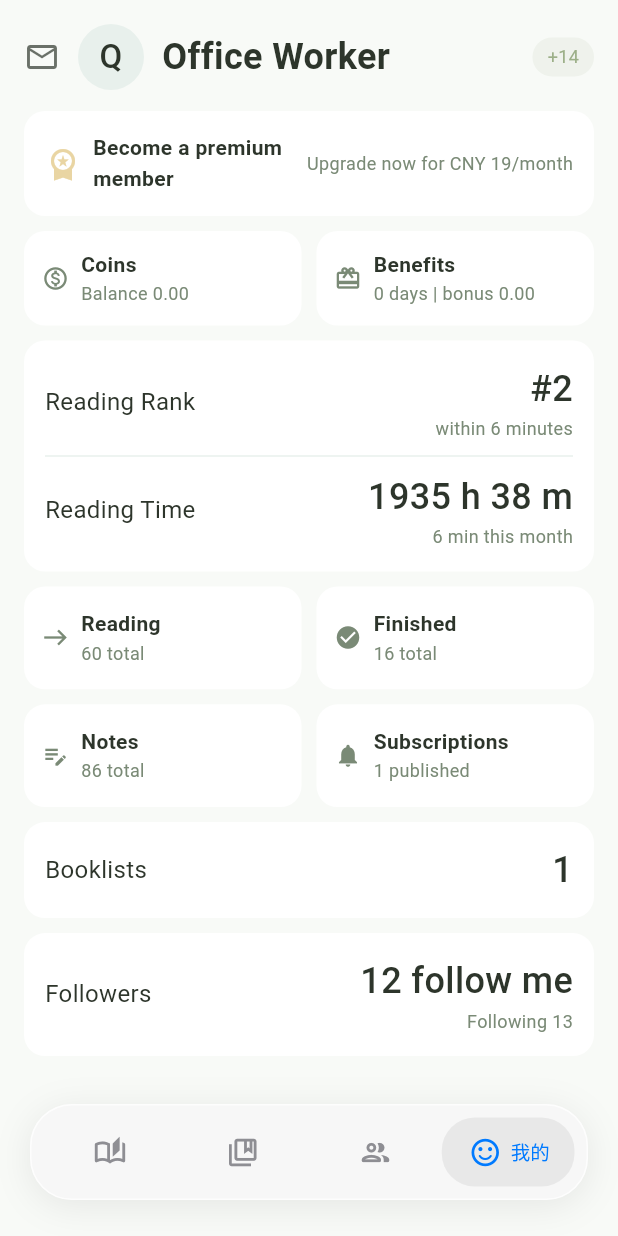
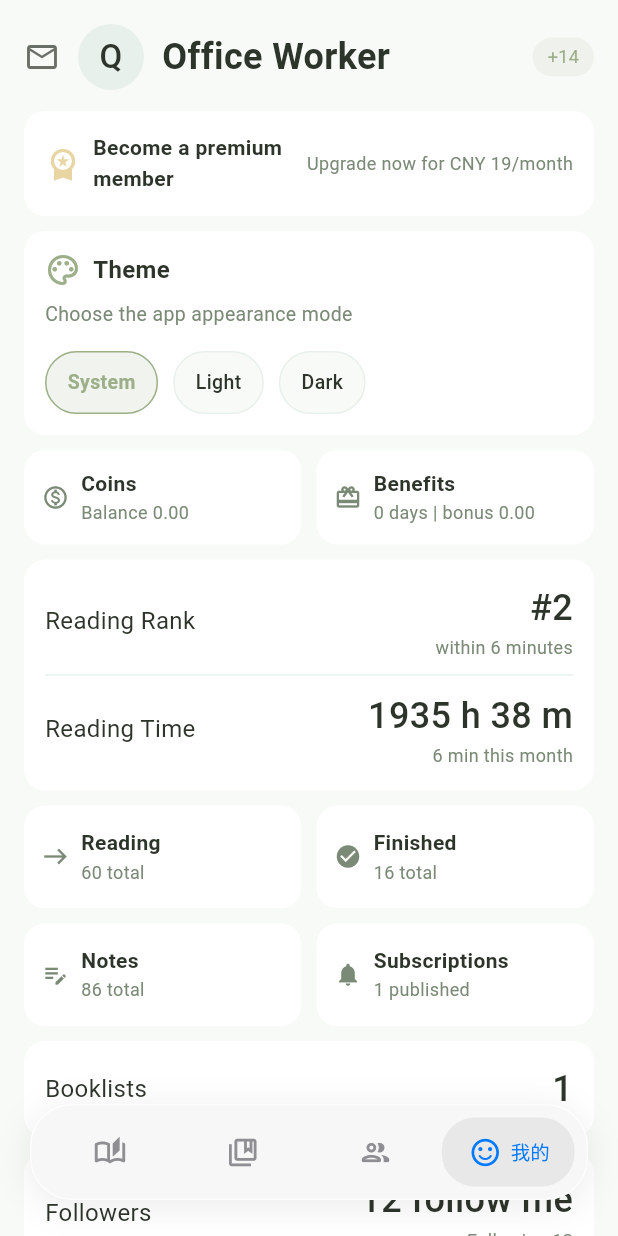
Before and after one commit to waterlovemelon/gravity-reader, a Flutter app: the screen it shows after launch, item 4 of the bottom bar chosen, on a phone screen of 412 x 824 dp. Run offline on Flutter 3.47's test engine with Material 3 defaults, Android fonts, the phone set to English and light mode, and no system bars; our stand-ins replace file_picker, flutter_riverpod, image_picker, just_audio, just_audio_background, shared_preferences and 1 more; missing offline and left inert: audio_session, charset_converter; accounts and stored records are empty; network calls fail; statements that could not run were skipped.

Commit message:
新增应用主题模式设置并修复启动初始化异常

```diff
--- a/lib/core/models/app_theme_data.dart
+++ b/lib/core/models/app_theme_data.dart
@@ -63,80 +63,127 @@ class AppThemeData {
   });
 
   /// 转换为Flutter ThemeData
-  ThemeData toThemeData() {
+  ThemeData toThemeData({Brightness brightness = Brightness.light}) {
+    final resolvedTheme = resolveBrightness(brightness);
+
     return ThemeData(
       useMaterial3: true,
-      colorScheme: ColorScheme.light(
-        primary: primaryColor,
-        secondary: accentColor,
-        surface: cardBackgroundColor,
-        background: scaffoldBackgroundColor,
-        onPrimary: Colors.white, // 主色按钮搭配白色文字
-        onSecondary: textColor,
-        onSurface: textColor,
-        onBackground: textColor,
-      ),
-      scaffoldBackgroundColor: scaffoldBackgroundColor,
-      cardColor: cardBackgroundColor,
+      brightness: brightness,
+      colorScheme:
+          ColorScheme.fromSeed(
+            seedColor: resolvedTheme.primaryColor,
+            brightness: brightness,
+          ).copyWith(
+            primary: resolvedTheme.primaryColor,
+            secondary: resolvedTheme.accentColor,
+            surface: resolvedTheme.cardBackgroundColor,
+            onPrimary: Colors.white,
+            onSecondary: resolvedTheme.textColor,
+            onSurface: resolvedTheme.textColor,
+          ),
+      scaffoldBackgroundColor: resolvedTheme.scaffoldBackgroundColor,
+      cardColor: resolvedTheme.cardBackgroundColor,
       textTheme: TextTheme(
-        bodyLarge: TextStyle(color: textColor, fontSize: 16, height: 1.5),
-        bodyMedium: TextStyle(color: textColor, fontSize: 14, height: 1.5),
+        bodyLarge: TextStyle(
+          color: resolvedTheme.textColor,
+          fontSize: 16,
+          height: 1.5,
+        ),
+        bodyMedium: TextStyle(
+          color: resolvedTheme.textColor,
+          fontSize: 14,
+          height: 1.5,
+        ),
         bodySmall: TextStyle(
-          color: secondaryTextColor,
+          color: resolvedTheme.secondaryTextColor,
           fontSize: 12,
           height: 1.5,
         ),
         titleLarge: TextStyle(
-          color: textColor,
+          color: resolvedTheme.textColor,
           fontSize: 20,
           fontWeight: FontWeight.w600,
         ),
         titleMedium: TextStyle(
-          color: textColor,
+          color: resolvedTheme.textColor,
           fontSize: 18,
           fontWeight: FontWeight.w500,
         ),
-        labelSmall: TextStyle(color: secondaryTextColor, fontSize: 12),
+        labelSmall: TextStyle(
+          color: resolvedTheme.secondaryTextColor,
+          fontSize: 12,
+        ),
       ),
       appBarTheme: AppBarTheme(
-        backgroundColor: scaffoldBackgroundColor,
-        foregroundColor: textColor,
+        backgroundColor: resolvedTheme.scaffoldBackgroundColor,
+        foregroundColor: resolvedTheme.textColor,
         elevation: 0,
         centerTitle: true,
       ),
       cardTheme: CardThemeData(
-        color: cardBackgroundColor,
+        color: resolvedTheme.cardBackgroundColor,
         elevation: 2,
         shape: RoundedRectangleBorder(
-          borderRadius: BorderRadius.circular(borderRadius),
+          borderRadius: BorderRadius.circular(resolvedTheme.borderRadius),
         ),
       ),
-      dividerTheme: DividerThemeData(color: dividerColor, thickness: 1),
+      dividerTheme: DividerThemeData(
+        color: resolvedTheme.dividerColor,
+        thickness: 1,
+      ),
       elevatedButtonTheme: ElevatedButtonThemeData(
         style: ElevatedButton.styleFrom(
-          backgroundColor: primaryColor,
+          backgroundColor: resolvedTheme.primaryColor,
           foregroundColor: Colors.white, // 主色按钮搭配白色文字
           elevation: 2,
           shape: RoundedRectangleBorder(
-            borderRadius: BorderRadius.circular(borderRadius),
+            borderRadius: BorderRadius.circular(resolvedTheme.borderRadius),
           ),
           padding: const EdgeInsets.symmetric(horizontal: 24, vertical: 12),
         ),
       ),
       floatingActionButtonTheme: FloatingActionButtonThemeData(
-        backgroundColor: primaryColor,
+        backgroundColor: resolvedTheme.primaryColor,
         foregroundColor: Colors.white,
         elevation: 4,
         shape: RoundedRectangleBorder(
-          borderRadius: BorderRadius.circular(borderRadius),
+          borderRadius: BorderRadius.circular(resolvedTheme.borderRadius),
         ),
       ),
       bottomNavigationBarTheme: BottomNavigationBarThemeData(
-        backgroundColor: cardBackgroundColor,
-        selectedItemColor: primaryColor,
-        unselectedItemColor: secondaryTextColor,
+        backgroundColor: resolvedTheme.cardBackgroundColor,
+        selectedItemColor: resolvedTheme.primaryColor,
+        unselectedItemColor: resolvedTheme.secondaryTextColor,
         type: BottomNavigationBarType.fixed,
       ),
+    );
+  }
+
+  AppThemeData resolveBrightness(Brightness brightness) {
+    if (brightness == Brightness.light) {
+      return this;
+    }
+
+    return copyWith(
+      primaryColor: _shiftLightness(primaryColor, 0.64),
+      primaryDarkColor: _shiftLightness(primaryDarkColor, 0.52),
+      readingBackgroundColor: Color.lerp(
+        readingBackgroundColor,
+        Colors.black,
+        0.86,
+      )!,
+      audiobookBgTop: Color.lerp(audiobookBgTop, Colors.black, 0.82)!,
+      scaffoldBackgroundColor: Color.lerp(
+        scaffoldBackgroundColor,
+        Colors.black,
+        0.84,
+      )!,
+      textColor: Color.lerp(Colors.white, textColor, 0.12)!,
+      secondaryTextColor: Color.lerp(Colors.white, secondaryTextColor, 0.34)!,
+      progressTrackColor: Color.lerp(progressTrackColor, Colors.black, 0.68)!,
+      accentColor: _shiftLightness(accentColor, 0.72),
+      cardBackgroundColor: Color.lerp(cardBackgroundColor, Colors.black, 0.78)!,
+      dividerColor: Color.lerp(dividerColor, Colors.white, 0.14)!,
     );
   }
 
@@ -148,11 +195,9 @@ class AppThemeData {
         primary: primaryColor,
         secondary: accentColor,
         surface: readingBackgroundColor,
-        background: readingBackgroundColor,
         onPrimary: Colors.white,
         onSecondary: textColor,
         onSurface: textColor,
-        onBackground: textColor,
       ),
       scaffoldBackgroundColor: readingBackgroundColor,
       textTheme: TextTheme(
@@ -212,4 +257,9 @@ class AppThemeData {
       id: id ?? this.id,
     );
   }
+
+  static Color _shiftLightness(Color color, double targetLightness) {
+    final hsl = HSLColor.fromColor(color);
+    return hsl.withLightness(targetLightness.clamp(0.0, 1.0)).toColor();
+  }
 }
--- /dev/null
+++ b/lib/core/providers/shared_preferences_provider.dart
@@ -0,0 +1,6 @@
+import 'package:flutter_riverpod/flutter_riverpod.dart';
+import 'package:shared_preferences/shared_preferences.dart';
+
+final sharedPreferencesProvider = Provider<SharedPreferences>((ref) {
+  throw UnimplementedError('sharedPreferencesProvider must be overridden.');
+});
--- a/lib/core/providers/theme_provider.dart
+++ b/lib/core/providers/theme_provider.dart
@@ -1,27 +1,77 @@
 import 'package:flutter/material.dart';
 import 'package:flutter_riverpod/flutter_riverpod.dart';
+import 'package:myreader/core/providers/shared_preferences_provider.dart';
 import 'package:myreader/core/constants/theme_constants.dart';
 import 'package:myreader/core/models/app_theme_data.dart';
 import 'package:myreader/data/services/theme_preferences_service.dart';
+
+enum AppThemeMode { system, light, dark }
+
+extension AppThemeModeX on AppThemeMode {
+  ThemeMode get themeMode {
+    switch (this) {
+      case AppThemeMode.system:
+        return ThemeMode.system;
+      case AppThemeMode.light:
+        return ThemeMode.light;
+      case AppThemeMode.dark:
+        return ThemeMode.dark;
+    }
+  }
+
+  String get storageValue {
+    switch (this) {
+      case AppThemeMode.system:
+        return 'system';
+      case AppThemeMode.light:
+        return 'light';
+      case AppThemeMode.dark:
+        return 'dark';
+    }
+  }
+
+  static AppThemeMode fromStorageValue(String? value) {
+    switch (value) {
+      case 'light':
+        return AppThemeMode.light;
+      case 'dark':
+        return AppThemeMode.dark;
+      case 'system':
+      default:
+        return AppThemeMode.system;
+    }
+  }
+}
 
 /// 主题偏好服务Provider
 final themePreferencesServiceProvider = Provider<ThemePreferencesService>((
   ref,
 ) {
-  return ThemePreferencesService();
+  final prefs = ref.watch(sharedPreferencesProvider);
+  return ThemePreferencesService(prefs);
 });
 
 /// 主题状态类
 class ThemeState {
   final AppThemeData currentTheme;
   final String themeId;
+  final AppThemeMode themeMode;
 
-  const ThemeState({required this.currentTheme, required this.themeId});
+  const ThemeState({
+    required this.currentTheme,
+    required this.themeId,
+    required this.themeMode,
+  });
 
-  ThemeState copyWith({AppThemeData? currentTheme, String? themeId}) {
+  ThemeState copyWith({
+    AppThemeData? currentTheme,
+    String? themeId,
+    AppThemeMode? themeMode,
+  }) {
     return ThemeState(
       currentTheme: currentTheme ?? this.currentTheme,
       themeId: themeId ?? this.themeId,
+      themeMode: themeMode ?? this.themeMode,
     );
   }
 }
@@ -36,6 +86,7 @@ class ThemeNotifier extends StateNotifier<ThemeState> {
         const ThemeState(
           currentTheme: ThemeConstants.defaultTheme,
           themeId: ThemeConstants.themeIdGreenFresh,
+          themeMode: AppThemeMode.system,
         ),
       ) {
     // 初始化时加载用户保存的主题
@@ -46,14 +97,22 @@ class ThemeNotifier extends StateNotifier<ThemeState> {
   Future<void> _loadThemePreference() async {
     try {
       final themeId = await _preferencesService.loadSelectedThemeId();
+      final themeMode = AppThemeModeX.fromStorageValue(
+        await _preferencesService.loadThemeMode(),
+      );
       final theme = _getThemeById(themeId);
-      state = ThemeState(currentTheme: theme, themeId: themeId);
+      state = ThemeState(
+        currentTheme: theme,
+        themeId: themeId,
+        themeMode: themeMode,
+      );
     } catch (e) {
       print('Error loading theme: $e');
       // 出错时使用默认主题
-      state = ThemeState(
+      state = const ThemeState(
         currentTheme: ThemeConstants.defaultTheme,
         themeId: ThemeConstants.themeIdGreenFresh,
+        themeMode: AppThemeMode.system,
       );
     }
   }
@@ -65,13 +124,23 @@ class ThemeNotifier extends StateNotifier<ThemeState> {
       final theme = _getThemeById(themeId);
 
       // 更新状态
-      state = ThemeState(currentTheme: theme, themeId: themeId);
+      state = state.copyWith(currentTheme: theme, themeId: themeId);
 
       // 保存到持久化存储
       await _preferencesService.saveSelectedThemeId(themeId);
     } catch (e) {
       print('Error switching theme: $e');
       throw Exception('切换主题失败: $e');
+    }
+  }
+
+  Future<void> switchThemeMode(AppThemeMode themeMode) async {
+    try {
+      state = state.copyWith(themeMode: themeMode);
+      await _preferencesService.saveThemeMode(themeMode.storageValue);
+    } catch (e) {
+      print('Error switching theme mode: $e');
+      throw Exception('切换主题模式失败: $e');
     }
   }
 
@@ -100,10 +169,34 @@ final themeProvider = StateNotifierProvider<ThemeNotifier, ThemeState>((ref) {
   return ThemeNotifier(preferencesService);
 });
 
+final systemBrightnessProvider = StateProvider<Brightness>((ref) {
+  return WidgetsBinding.instance.platformDispatcher.platformBrightness;
+});
+
+final appThemeModeProvider = Provider<AppThemeMode>((ref) {
+  return ref.watch(themeProvider).themeMode;
+});
+
+final effectiveBrightnessProvider = Provider<Brightness>((ref) {
+  final themeMode = ref.watch(appThemeModeProvider);
+  final systemBrightness = ref.watch(systemBrightnessProvider);
+
+  switch (themeMode) {
+    case AppThemeMode.light:
+      return Brightness.light;
+    case AppThemeMode.dark:
+      return Brightness.dark;
+    case AppThemeMode.system:
+      return systemBrightness;
+  }
+});
+
 /// 主题数据Provider
 /// 直接提供当前主题数据
 final currentThemeProvider = Provider<AppThemeData>((ref) {
-  return ref.watch(themeProvider).currentTheme;
+  final themeState = ref.watch(themeProvider);
+  final brightness = ref.watch(effectiveBrightnessProvider);
+  return themeState.currentTheme.resolveBrightness(brightness);
 });
 
 /// 当前主题ID Provider
--- a/lib/main.dart
+++ b/lib/main.dart
@@ -5,12 +5,15 @@ import 'package:flutter/foundation.dart';
 import 'package:flutter_localizations/flutter_localizations.dart';
 import 'package:flutter_riverpod/flutter_riverpod.dart';
 import 'package:just_audio_background/just_audio_background.dart';
+import 'package:myreader/core/providers/shared_preferences_provider.dart';
 import 'package:myreader/core/providers/theme_provider.dart';
 import 'package:myreader/presentation/pages/main_navigation_page.dart';
 import 'package:myreader/presentation/pages/reader/reader_page.dart';
+import 'package:shared_preferences/shared_preferences.dart';
 
 Future<void> main() async {
   WidgetsFlutterBinding.ensureInitialized();
+  final sharedPreferences = await SharedPreferences.getInstance();
   if (!kIsWeb && (Platform.isAndroid || Platform.isIOS || Platform.isMacOS)) {
     await JustAudioBackground.init(
       androidNotificationChannelId: 'com.myreader.audio.playback',
@@ -18,24 +21,54 @@ Future<void> main() async {
       androidNotificationOngoing: true,
     );
   }
-  runApp(const ProviderScope(child: MyReaderApp()));
+  runApp(
+    ProviderScope(
+      overrides: [
+        sharedPreferencesProvider.overrideWithValue(sharedPreferences),
+      ],
+      child: const MyReaderApp(),
+    ),
+  );
 }
 
-class MyReaderApp extends StatelessWidget {
+class MyReaderApp extends ConsumerStatefulWidget {
   const MyReaderApp({super.key});
 
   @override
+  ConsumerState<MyReaderApp> createState() => _MyReaderAppState();
+}
+
+class _MyReaderAppState extends ConsumerState<MyReaderApp>
+    with WidgetsBindingObserver {
+  @override
+  void initState() {
+    super.initState();
+    WidgetsBinding.instance.addObserver(this);
+  }
+
+  @override
+  void dispose() {
+    WidgetsBinding.instance.removeObserver(this);
+    super.dispose();
+  }
+
+  @override
+  void didChangePlatformBrightness() {
+    ref.read(systemBrightnessProvider.notifier).state =
+        WidgetsBinding.instance.platformDispatcher.platformBrightness;
+  }
+
+  @override
   Widget build(BuildContext context) {
-    return Consumer(
-      builder: (context, ref, child) {
-        // 监听主题变化
-        final currentTheme = ref.watch(currentThemeProvider);
+    final selectedTheme = ref.watch(themeProvider).currentTheme;
+    final appThemeMode = ref.watch(appThemeModeProvider);
 
     return MaterialApp(
       title: 'MyReader',
       debugShowCheckedModeBanner: false,
-          theme: currentTheme.toThemeData(),
-          themeMode: ThemeMode.light, // 当前主要支持浅色主题
+      theme: selectedTheme.toThemeData(brightness: Brightness.light),
+      darkTheme: selectedTheme.toThemeData(brightness: Brightness.dark),
+      themeMode: appThemeMode.themeMode,
       localizationsDelegates: const [
         GlobalMaterialLocalizations.delegate,
         GlobalWidgetsLocalizations.delegate,
@@ -57,11 +90,8 @@ class MyReaderApp extends StatelessWidget {
       onGenerateRoute: (settings) {
         final uri = Uri.parse(settings.name ?? '');
 
-            if (uri.pathSegments.isNotEmpty &&
-                uri.pathSegments[0] == 'reader') {
-              final bookId = uri.pathSegments.length > 1
-                  ? uri.pathSegments[1]
-                  : '';
+        if (uri.pathSegments.isNotEmpty && uri.pathSegments[0] == 'reader') {
+          final bookId = uri.pathSegments.length > 1 ? uri.pathSegments[1] : '';
           return MaterialPageRoute(
             builder: (context) => ReaderPage(bookId: bookId),
           );
@@ -72,7 +102,5 @@ class MyReaderApp extends StatelessWidget {
         );
       },
     );
-      },
-    );
   }
 }
--- a/lib/presentation/pages/main_navigation_page.dart
+++ b/lib/presentation/pages/main_navigation_page.dart
@@ -365,6 +365,8 @@ class ProfileTab extends ConsumerWidget {
               ),
             ),
             const SizedBox(height: 10),
+            _ThemeModeSection(theme: theme),
+            const SizedBox(height: 10),
             Row(
               children: [
                 Expanded(
@@ -522,6 +524,132 @@ class _ProfileCard extends StatelessWidget {
   }
 }
 
+class _ThemeModeSection extends ConsumerWidget {
+  final AppThemeData theme;
+
+  const _ThemeModeSection({required this.theme});
+
+  @override
+  Widget build(BuildContext context, WidgetRef ref) {
+    final currentMode = ref.watch(appThemeModeProvider);
+
+    return _ProfileCard(
+      theme: theme,
+      child: Column(
+        crossAxisAlignment: CrossAxisAlignment.start,
+        children: [
+          Row(
+            children: [
+              Icon(Icons.palette_outlined, color: theme.primaryColor),
+              const SizedBox(width: 8),
+              Text(
+                LocaleText.of(context, zh: '主题设置', en: 'Theme'),
+                style: TextStyle(
+                  fontSize: 16,
+                  fontWeight: FontWeight.w600,
+                  color: theme.textColor,
+                ),
+              ),
+            ],
+          ),
+          const SizedBox(height: 8),
+          Text(
+            LocaleText.of(
+              context,
+              zh: '选择应用外观模式',
+              en: 'Choose the app appearance mode',
+            ),
+            style: TextStyle(fontSize: 13, color: theme.secondaryTextColor),
+          ),
+          const SizedBox(height: 14),
+          Wrap(
+            spacing: 10,
+            runSpacing: 10,
+            children: [
+              _ThemeModeChip(
+                theme: theme,
+                label: LocaleText.of(context, zh: '跟随系统', en: 'System'),
+                selected: currentMode == AppThemeMode.system,
+                onTap: () {
+                  ref
+                      .read(themeProvider.notifier)
+                      .switchThemeMode(AppThemeMode.system);
+                },
+              ),
+              _ThemeModeChip(
+                theme: theme,
+                label: LocaleText.of(context, zh: '浅色', en: 'Light'),
+                selected: currentMode == AppThemeMode.light,
+                onTap: () {
+                  ref
+                      .read(themeProvider.notifier)
+                      .switchThemeMode(AppThemeMode.light);
+                },
+              ),
+              _ThemeModeChip(
+                theme: theme,
+                label: LocaleText.of(context, zh: '深色', en: 'Dark'),
+                selected: currentMode == AppThemeMode.dark,
+                onTap: () {
+                  ref
+                      .read(themeProvider.notifier)
+                      .switchThemeMode(AppThemeMode.dark);
+                },
+              ),
+            ],
+          ),
+        ],
+      ),
+    );
+  }
+}
+
+class _ThemeModeChip extends StatelessWidget {
+  final AppThemeData theme;
+  final String label;
+  final bool selected;
+  final VoidCallback onTap;
+
+  const _ThemeModeChip({
+    required this.theme,
+    required this.label,
+    required this.selected,
+    required this.onTap,
+  });
+
+  @override
+  Widget build(BuildContext context) {
+    return Material(
+      color: Colors.transparent,
+      child: InkWell(
+        borderRadius: BorderRadius.circular(999),
+        onTap: onTap,
+        child: AnimatedContainer(
+          duration: const Duration(milliseconds: 180),
+          padding: const EdgeInsets.symmetric(horizontal: 14, vertical: 10),
+          decoration: BoxDecoration(
+            color: selected
+                ? theme.primaryColor.withValues(alpha: 0.14)
+                : theme.scaffoldBackgroundColor,
+            borderRadius: BorderRadius.circular(999),
+            border: Border.all(
+              color: selected ? theme.primaryColor : theme.dividerColor,
+            ),
+          ),
+          child: Text(
+            label,
+            style: TextStyle(
+              fontSize: 13,
+              fontWeight: selected ? FontWeight.w600 : FontWeight.w500,
+              color: selected ? theme.primaryColor : theme.textColor,
+            ),
+          ),
+        ),
+      ),
+    );
+  }
+}
+
 class _RowMetric extends StatelessWidget {
   final AppThemeData theme;
   final String title;
```
Also changed, not shown: lib/core/providers/tts_provider.dart (+13 -11 lines), lib/data/services/theme_preferences_service.dart (+27 -6 lines). Lines whose indentation alone changed are shown as unchanged.
